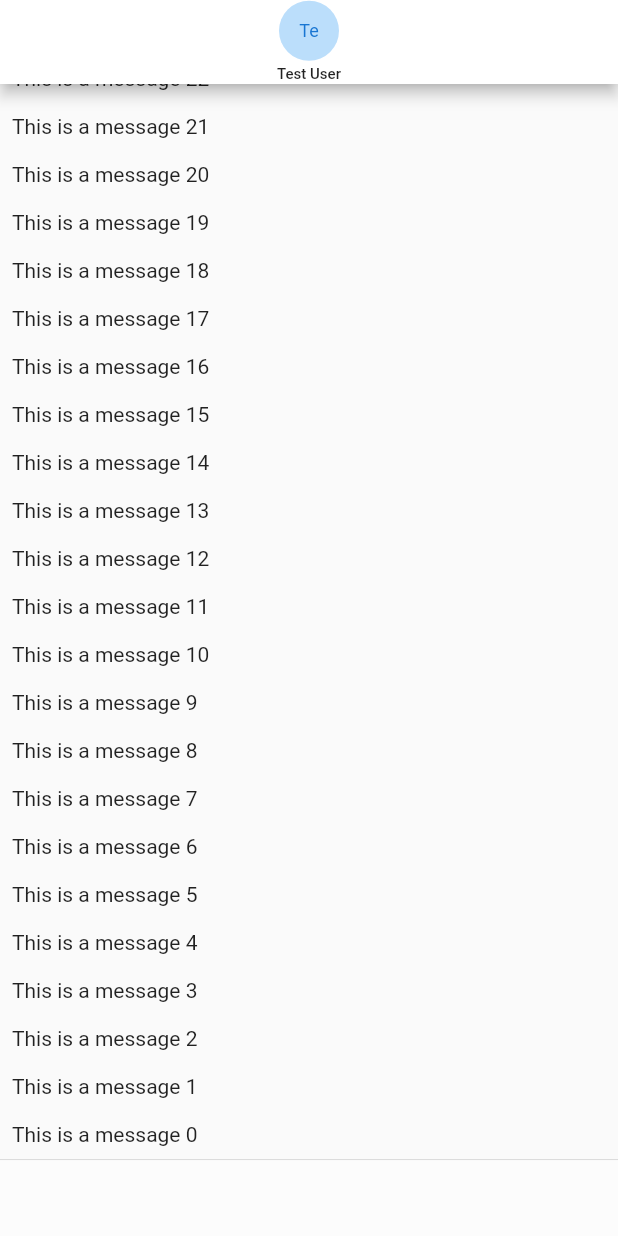
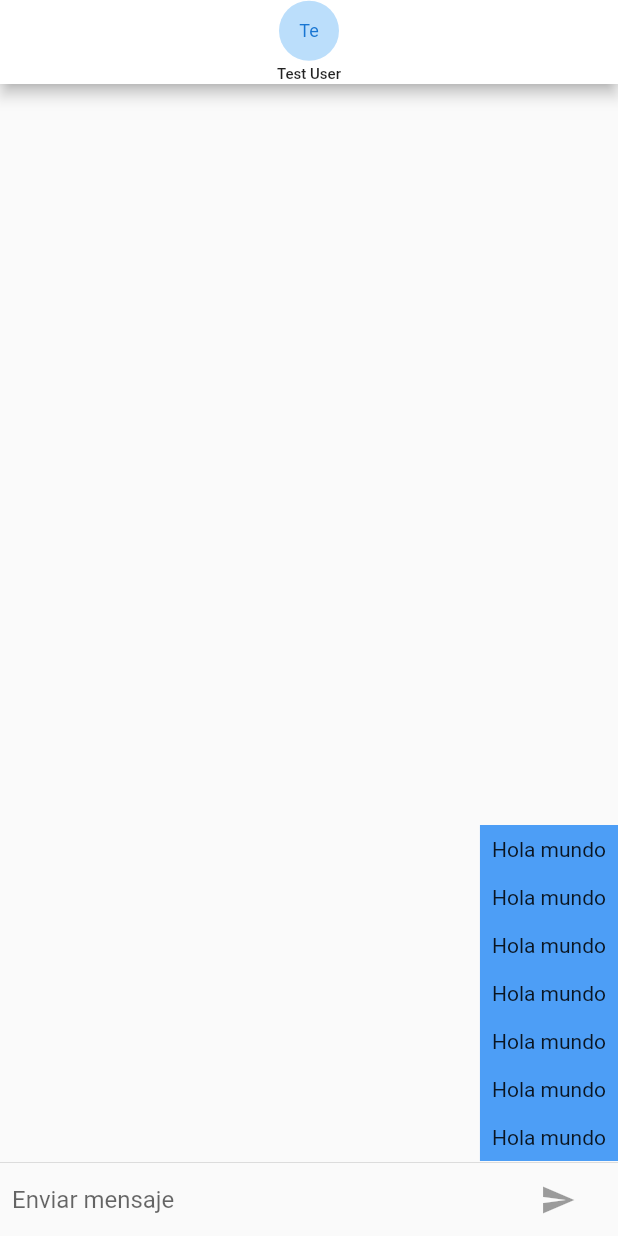
Before and after one commit to danireysan/socket_chat_app, a Flutter app: the screen it shows after launch, on a phone screen of 412 x 824 dp. Run offline on Flutter 3.47's test engine with Material 2 defaults, Android fonts, the phone set to English and light mode, and no system bars; our stand-ins replace pull_to_refresh.

Commit message:
created message class

```diff
--- a/lib/pages/chat_page.dart
+++ b/lib/pages/chat_page.dart
@@ -1,9 +1,32 @@
+import 'dart:io';
+
+import 'package:flutter/cupertino.dart';
 import 'package:flutter/material.dart';
+import 'package:socket_chat_app/widgets/chat_message.dart';
 
-class ChatPage extends StatelessWidget {
+class ChatPage extends StatefulWidget {
   static const routeName = '/chat';
   const ChatPage({super.key});
 
+  @override
+  State<ChatPage> createState() => _ChatPageState();
+}
+
+class _ChatPageState extends State<ChatPage> {
+  final _textController = TextEditingController();
+  final _focusNode = FocusNode();
+
+  bool _isWriting = false;
+
+  List<ChatMessage> _messages = [
+    ChatMessage(text: 'Hola mundo', uid: '123'),
+    ChatMessage(text: 'Hola mundo', uid: '123'),
+    ChatMessage(text: 'Hola mundo', uid: '123'),
+    ChatMessage(text: 'Hola mundo', uid: '123'),
+    ChatMessage(text: 'Hola mundo', uid: '123'),
+    ChatMessage(text: 'Hola mundo', uid: '123'),
+    ChatMessage(text: 'Hola mundo', uid: '123'),
+  ];
   @override
   Widget build(BuildContext context) {
     return Scaffold(
@@ -34,22 +57,77 @@ class ChatPage extends StatelessWidget {
           children: [
             Flexible(
               child: ListView.builder(
+                reverse: true,
                 physics: const BouncingScrollPhysics(),
-                reverse: true,
-                itemBuilder: (context, index) {
-                  return Container(
-                    padding: const EdgeInsets.all(8),
-                    child: Text('This is a message $index'),
-                  );
-                },
+                itemCount: _messages.length,
+                itemBuilder: (context, index) => _messages[index],
               ),
             ),
             const Divider(height: 2),
-            Container(
-              color: Colors.white30,
-              height: 50,
-            )
+            _inputChat()
           ],
         ));
   }
+
+  Widget _inputChat() {
+    return SafeArea(
+        child: Container(
+      margin: const EdgeInsets.symmetric(horizontal: 8.0),
+      child: Row(
+        children: [
+          Flexible(
+            child: TextField(
+              controller: _textController,
+              focusNode: _focusNode,
+              onSubmitted: (_) {},
+              onChanged: (String text) {
+                setState(() {
+                  if (text.trim().isNotEmpty) {
+                    _isWriting = true;
+                  } else {
+                    _isWriting = false;
+                  }
+                });
+              },
+              decoration: const InputDecoration.collapsed(
+                hintText: 'Enviar mensaje',
+              ),
+            ),
+          ),
+          // Send button
+          Container(
+              margin: const EdgeInsets.symmetric(horizontal: 4.0),
+              child: Platform.isIOS
+                  ? CupertinoButton(
+                      onPressed: _isWriting
+                          ? () => _handleSubmit(_textController.text.trim())
+                          : null,
+                      child: const Text('Send'),
+                    )
+                  : Container(
+                      margin: const EdgeInsets.symmetric(horizontal: 4.0),
+                      child: IconTheme(
+                        data: IconThemeData(color: Colors.blue[400]),
+                        child: IconButton(
+                          highlightColor: Colors.transparent,
+                          splashColor: Colors.transparent,
+                          icon: const Icon(Icons.send),
+                          onPressed: _isWriting
+                              ? () => _handleSubmit(_textController.text.trim())
+                              : null,
+                        ),
+                      ),
+                    ))
+        ],
+      ),
+    ));
+  }
+
+  _handleSubmit(String text) {
+    _textController.clear();
+    _focusNode.requestFocus();
+    setState(() {
+      _isWriting = false;
+    });
+  }
 }
--- /dev/null
+++ b/lib/widgets/chat_message.dart
@@ -0,0 +1,30 @@
+import 'package:flutter/material.dart';
+
+class ChatMessage extends StatelessWidget {
+  const ChatMessage({super.key, required this.text, required this.uid});
+  final String text;
+  final String uid;
+  @override
+  Widget build(BuildContext context) {
+    return Container(
+      child: uid == '123' ? _myMessage() : _notMyMessage(),
+    );
+  }
+
+  _myMessage() {
+    return Align(
+      alignment: Alignment.centerRight,
+      child: Container(
+        padding: const EdgeInsets.all(8.0),
+        decoration: BoxDecoration(
+          color: Color(0xff4D9EF6),
+        ),
+        child: Text(text),
+      ),
+    );
+  }
+
+  _notMyMessage() {
+    return Container();
+  }
+}
```
